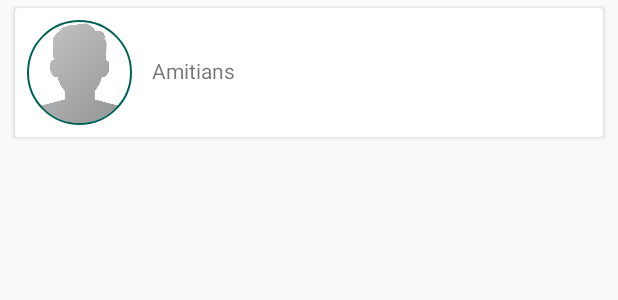
After one commit to jaredrobinson001/onMessenger, an Android app: the layout list_item_groups.xml on its own in the app's theme, with its tools: preview values and no code run, on a phone screen of 412 x 824 dp. The commit adds this screen. Shown: the top 300 px of the screen. Run offline under Robolectric (Android 15) with nearby library versions, the phone set to English and light mode, and no system bars.

Commit message:
feat(content-view): implement groups list view
- fetch and display list of groups
- add a view adapter
- add recycler view

[Delivers #009]

```diff
--- a/app/build.gradle
+++ b/app/build.gradle
@@ -42,4 +42,5 @@ dependencies {
 
     //circle image
     implementation 'de.hdodenhof:circleimageview:3.0.0'
+    implementation 'com.android.support:recyclerview-v7:28.0.0'
 }
--- a/app/src/main/java/com/jxw/onmessenger/home/HomePresenter.java
+++ b/app/src/main/java/com/jxw/onmessenger/home/HomePresenter.java
@@ -11,6 +11,7 @@ import com.google.firebase.database.DataSnapshot;
 import com.google.firebase.database.DatabaseError;
 import com.google.firebase.database.DatabaseReference;
 import com.google.firebase.database.ValueEventListener;
+import com.jxw.onmessenger.models.Group;
 import com.jxw.onmessenger.services.FirebaseService;
 
 
@@ -50,8 +51,9 @@ public class HomePresenter {
 
     public void createNewGroup(String groupName){
         String newGroupKey = fbRootRef.child("Groups").push().getKey();
+        Group newGroup = new Group(newGroupKey, "", groupName, "", 0);
 
-        fbRootRef.child("Groups").child(newGroupKey).setValue(groupName)
+        fbRootRef.child("Groups").child(newGroupKey).setValue(newGroup)
                 .addOnCompleteListener(new OnCompleteListener<Void>() {
                     @Override
                     public void onComplete(@NonNull Task<Void> task) {
--- a/app/src/main/java/com/jxw/onmessenger/home/adapters/TabAccessAdapter.java
+++ b/app/src/main/java/com/jxw/onmessenger/home/adapters/TabAccessAdapter.java
@@ -7,7 +7,7 @@ import android.support.v4.app.FragmentPagerAdapter;
 
 import com.jxw.onmessenger.home.views.ChatsFragment;
 import com.jxw.onmessenger.home.views.ContactsFragment;
-import com.jxw.onmessenger.home.views.GroupsFragment;
+import com.jxw.onmessenger.home.group.GroupsFragment;
 
 public class TabAccessAdapter extends FragmentPagerAdapter {
     public TabAccessAdapter(FragmentManager fm) {
--- a/app/src/main/java/com/jxw/onmessenger/settings/SettingsActivity.java
+++ b/app/src/main/java/com/jxw/onmessenger/settings/SettingsActivity.java
@@ -81,8 +81,8 @@ public class SettingsActivity extends AppCompatActivity {
             @Override
             public void onDataChange(@NonNull DataSnapshot dataSnapshot) {
                 User user = dataSnapshot.getValue(User.class);
-                usernameInput.setText(user.username);
-                statusInput.setText(user.statusInfo);
+                usernameInput.setText(user.getUsername());
+                statusInput.setText(user.getStatusInfo());
                 progressDialog.dismiss();
             }
 
--- /dev/null
+++ b/app/src/main/res/layout/list_item_groups.xml
@@ -0,0 +1,54 @@
+<?xml version="1.0" encoding="utf-8"?>
+<android.support.v7.widget.CardView xmlns:android="http://schemas.android.com/apk/res/android"
+    xmlns:app="http://schemas.android.com/apk/res-auto"
+    android:id="@+id/list_item_group_card"
+    android:layout_width="match_parent"
+    android:layout_height="wrap_content"
+    android:layout_centerInParent="false"
+    android:layout_centerHorizontal="false"
+    android:layout_centerVertical="false"
+    android:layout_marginLeft="10dp"
+    android:layout_marginRight="10dp"
+    android:layout_marginTop="5dp"
+    android:layout_marginBottom="5dp"
+    android:padding="10dp">
+
+        <android.support.constraint.ConstraintLayout
+            android:layout_width="match_parent"
+            android:layout_height="wrap_content">
+
+            <de.hdodenhof.circleimageview.CircleImageView xmlns:app="http://schemas.android.com/apk/res-auto"
+                android:id="@+id/profile_image"
+                android:layout_width="70dp"
+                android:layout_height="70dp"
+                android:layout_marginStart="8dp"
+                android:layout_marginLeft="8dp"
+                android:layout_marginTop="8dp"
+                android:layout_marginBottom="8dp"
+                android:src="@drawable/profile_image"
+                app:civ_border_color="@color/colorPrimary"
+                app:civ_border_width="1dp"
+                app:layout_constraintBottom_toBottomOf="parent"
+                app:layout_constraintStart_toStartOf="parent"
+                app:layout_constraintTop_toTopOf="parent" />
+
+            <TextView
+                android:id="@+id/list_item_group_name"
+                android:layout_width="279dp"
+                android:layout_height="23dp"
+                android:layout_marginStart="8dp"
+                android:layout_marginLeft="8dp"
+                android:layout_marginTop="8dp"
+                android:layout_marginEnd="8dp"
+                android:layout_marginRight="8dp"
+                android:layout_marginBottom="8dp"
+                android:text="Amitians"
+                app:layout_constraintBottom_toBottomOf="parent"
+                app:layout_constraintEnd_toEndOf="parent"
+                app:layout_constraintHorizontal_bias="0.296"
+                app:layout_constraintStart_toEndOf="@+id/profile_image"
+                app:layout_constraintTop_toTopOf="parent"
+                app:layout_constraintVertical_bias="0.516" />
+
+        </android.support.constraint.ConstraintLayout>
+</android.support.v7.widget.CardView>
```
Also changed, not shown: app/src/main/java/com/jxw/onmessenger/home/group/GroupAdapter.java (added, +65 -0 lines), app/src/main/java/com/jxw/onmessenger/home/group/GroupPresenter.java (added, +44 -0 lines), app/src/main/java/com/jxw/onmessenger/home/group/GroupView.java (added, +10 -0 lines), app/src/main/java/com/jxw/onmessenger/home/group/GroupsFragment.java (added, +72 -0 lines), app/src/main/java/com/jxw/onmessenger/home/views/GroupsFragment.java (deleted, +0 -30 lines), app/src/main/java/com/jxw/onmessenger/models/Group.java (added, +60 -0 lines), app/src/main/java/com/jxw/onmessenger/models/User.java (+15 -3 lines), app/src/main/res/layout/fragment_groups.xml (+6 -10 lines).
